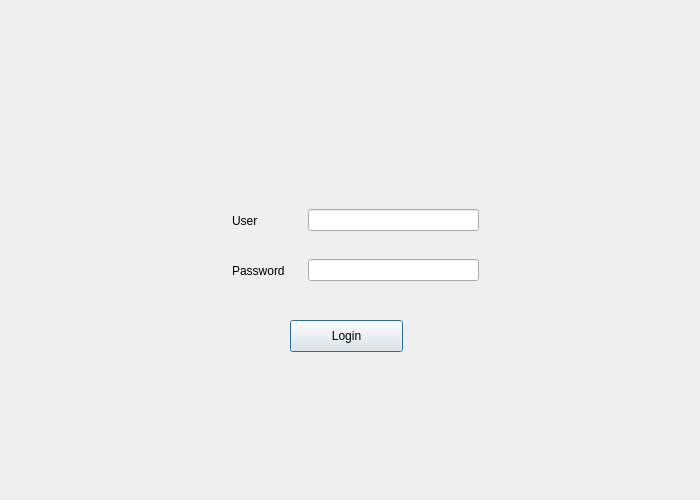
Before: the Qt Designer form ui/Login.ui in Drastick17/OPERACIONES, drawn with Qt 5.
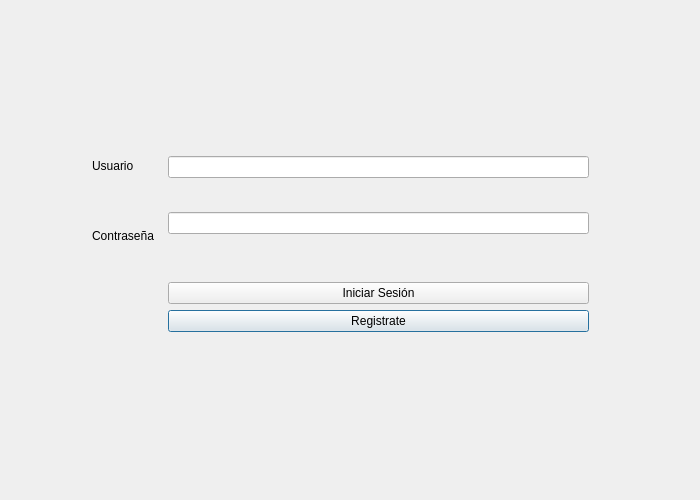
After: the same form once the commit is applied.

Commit message: adding sql login

```diff
--- a/ui/Login.ui
+++ b/ui/Login.ui
@@ -25,57 +25,118 @@
   <property name="windowTitle">
    <string>Dialog</string>
   </property>
-  <widget class="QWidget" name="horizontalLayoutWidget">
+  <property name="styleSheet">
+   <string notr="true">QDialog{
+qlineargradient(spread:pad, x1:0, y1:0, x2:1, y2:0, stop:0 rgba(37, 0, 255, 255), stop:1 rgba(255, 255, 255, 255))
+}</string>
+  </property>
+  <widget class="QFrame" name="verticalFrame">
    <property name="geometry">
     <rect>
-     <x>220</x>
-     <y>200</y>
-     <width>271</width>
-     <height>41</height>
+     <x>0</x>
+     <y>-10</y>
+     <width>446</width>
+     <height>29</height>
     </rect>
    </property>
-   <layout class="QHBoxLayout" name="horizontalLayout">
-    <property name="leftMargin">
-     <number>12</number>
-    </property>
-    <property name="rightMargin">
-     <number>12</number>
-    </property>
-    <item>
-     <widget class="QLabel" name="label_2">
-      <property name="minimumSize">
-       <size>
-        <width>70</width>
-        <height>0</height>
-       </size>
-      </property>
-      <property name="text">
-       <string>User</string>
-      </property>
-     </widget>
-    </item>
-    <item>
-     <widget class="QLineEdit" name="textbox_user"/>
-    </item>
-   </layout>
+   <layout class="QVBoxLayout" name="verticalLayout_3"/>
   </widget>
-  <widget class="QWidget" name="horizontalLayoutWidget_2">
+  <widget class="QFrame" name="horizontalFrame">
    <property name="geometry">
     <rect>
-     <x>220</x>
-     <y>250</y>
-     <width>271</width>
-     <height>41</height>
+     <x>80</x>
+     <y>130</y>
+     <width>521</width>
+     <height>211</height>
     </rect>
    </property>
-   <layout class="QHBoxLayout" name="horizontalLayout_2">
+   <property name="styleSheet">
+    <string notr="true">text-align: center;</string>
+   </property>
+   <layout class="QGridLayout" name="gridLayout" rowstretch="0,0,0,0,0,0">
     <property name="leftMargin">
      <number>12</number>
     </property>
+    <property name="topMargin">
+     <number>12</number>
+    </property>
     <property name="rightMargin">
      <number>12</number>
     </property>
-    <item>
+    <item row="0" column="1">
+     <layout class="QVBoxLayout" name="verticalLayout_5">
+      <property name="spacing">
+       <number>2</number>
+      </property>
+      <property name="leftMargin">
+       <number>0</number>
+      </property>
+      <property name="topMargin">
+       <number>14</number>
+      </property>
+      <property name="rightMargin">
+       <number>0</number>
+      </property>
+      <property name="bottomMargin">
+       <number>0</number>
+      </property>
+      <item>
+       <widget class="QLineEdit" name="textbox_user">
+        <property name="styleSheet">
+         <string notr="true">font: 14pt &quot;.AppleSystemUIFont&quot;;</string>
+        </property>
+       </widget>
+      </item>
+      <item>
+       <widget class="QLabel" name="error_user">
+        <property name="maximumSize">
+         <size>
+          <width>16777215</width>
+          <height>10</height>
+         </size>
+        </property>
+        <property name="text">
+         <string/>
+        </property>
+       </widget>
+      </item>
+     </layout>
+    </item>
+    <item row="1" column="1">
+     <layout class="QVBoxLayout" name="verticalLayout_6">
+      <property name="spacing">
+       <number>2</number>
+      </property>
+      <property name="topMargin">
+       <number>16</number>
+      </property>
+      <item>
+       <widget class="QLineEdit" name="textbox_pass"/>
+      </item>
+      <item>
+       <widget class="QLabel" name="error_password">
+        <property name="text">
+         <string/>
+        </property>
+       </widget>
+      </item>
+     </layout>
+    </item>
+    <item row="5" column="1">
+     <widget class="QPushButton" name="btn_registrate">
+      <property name="text">
+       <string>Registrate</string>
+      </property>
+     </widget>
+    </item>
+    <item row="4" column="1">
+     <widget class="QPushButton" name="btn_login">
+      <property name="text">
+       <string>Iniciar Sesión</string>
+      </property>
+     </widget>
+    </item>
+    <item row="1" column="0">
      <widget class="QLabel" name="label">
       <property name="minimumSize">
        <size>
@@ -84,28 +145,25 @@
        </size>
       </property>
       <property name="text">
-       <string>Password</string>
+       <string>Contraseña</string>
       </property>
      </widget>
     </item>
-    <item>
-     <widget class="QLineEdit" name="textbox_pass"/>
+    <item row="0" column="0">
+     <widget class="QLabel" name="label_2">
+      <property name="minimumSize">
+       <size>
+        <width>70</width>
+        <height>0</height>
+       </size>
+      </property>
+      <property name="text">
+       <string>Usuario</string>
+      </property>
+     </widget>
     </item>
    </layout>
   </widget>
-  <widget class="QPushButton" name="btn_login">
-   <property name="geometry">
-    <rect>
-     <x>290</x>
-     <y>320</y>
-     <width>113</width>
-     <height>32</height>
-    </rect>
-   </property>
-   <property name="text">
-    <string>Login</string>
-   </property>
-  </widget>
  </widget>
  <resources/>
  <connections/>
```
Left out of the diff: 3 changed lines with no effect on the pictures. The commit also changes 6 other files.
